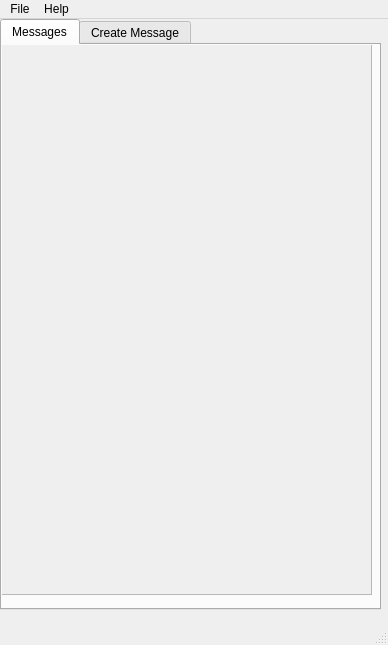
This is FluidNexus/ui/FluidNexusDesktop.ui in zeitkunst/FluidNexus as Qt 5 draws it before an edit. The edited form follows.
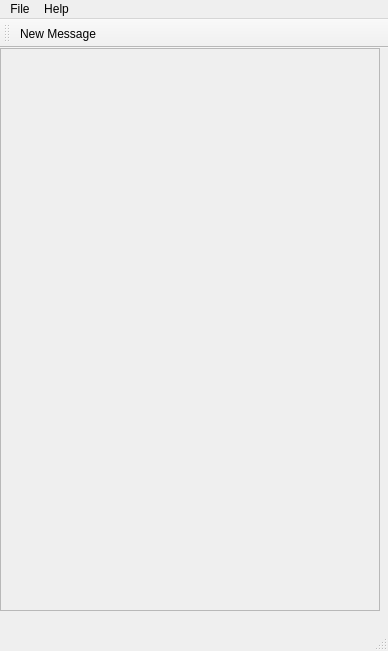
This is the edited form. Icons and pictures are not drawn.

Commit message: -- working more on the interface design

Diff of the .ui file:
```diff
--- a/FluidNexus/ui/FluidNexusDesktop.ui
+++ b/FluidNexus/ui/FluidNexusDesktop.ui
@@ -7,7 +7,7 @@
     <x>0</x>
     <y>0</y>
     <width>388</width>
-    <height>645</height>
+    <height>651</height>
    </rect>
   </property>
   <property name="windowTitle">
@@ -18,44 +18,30 @@
     <normaloff>:/icons/icons/fluid_nexus_icon.png</normaloff>:/icons/icons/fluid_nexus_icon.png</iconset>
   </property>
   <widget class="QWidget" name="centralwidget">
-   <widget class="QTabWidget" name="FluidNexusTabWidget">
+   <widget class="QScrollArea" name="FluidNexusScrollArea">
     <property name="geometry">
      <rect>
       <x>0</x>
       <y>0</y>
-      <width>381</width>
-      <height>591</height>
+      <width>380</width>
+      <height>563</height>
      </rect>
     </property>
-    <property name="currentIndex">
-     <number>0</number>
+    <property name="verticalScrollBarPolicy">
+     <enum>Qt::ScrollBarAsNeeded</enum>
     </property>
-    <widget class="QWidget" name="MessagesTab">
-     <attribute name="title">
-      <string>Messages</string>
-     </attribute>
-     <widget class="QScrollArea" name="FluidNexusScrollArea">
-      <property name="geometry">
-       <rect>
-        <x>-1</x>
-        <y>-1</y>
-        <width>371</width>
-        <height>551</height>
-       </rect>
-      </property>
-      <property name="verticalScrollBarPolicy">
-       <enum>Qt::ScrollBarAsNeeded</enum>
-      </property>
-      <property name="widgetResizable">
-       <bool>true</bool>
-      </property>
-      <widget class="QWidget" name="scrollAreaWidgetContents"/>
-     </widget>
-    </widget>
-    <widget class="QWidget" name="CreateMessageTab">
-     <attribute name="title">
-      <string>Create Message</string>
-     </attribute>
+    <property name="widgetResizable">
+     <bool>true</bool>
+    </property>
+    <widget class="QWidget" name="scrollAreaWidgetContents">
+     <property name="geometry">
+      <rect>
+       <x>0</x>
+       <y>0</y>
+       <width>374</width>
+       <height>557</height>
+      </rect>
+     </property>
     </widget>
    </widget>
   </widget>
@@ -83,6 +69,18 @@
    <addaction name="menuHelp"/>
   </widget>
   <widget class="QStatusBar" name="statusbar"/>
+  <widget class="QToolBar" name="FluidNexusToolbar">
+   <property name="windowTitle">
+    <string>toolBar_2</string>
+   </property>
+   <attribute name="toolBarArea">
+    <enum>TopToolBarArea</enum>
+   </attribute>
+   <attribute name="toolBarBreak">
+    <bool>false</bool>
+   </attribute>
+   <addaction name="actionNewMessage"/>
+  </widget>
   <action name="actionAbout">
    <property name="icon">
     <iconset resource="res/FluidNexus.qrc">
@@ -92,6 +90,21 @@
     <string>About FluidNexus...</string>
    </property>
   </action>
+  <action name="actionNewMessage">
+   <property name="icon">
+    <iconset>
+     <normalon>:/icons/icons/32x32/menu_add.png</normalon>
+    </iconset>
+   </property>
+   <property name="text">
+    <string>New Message...</string>
+   </property>
+  </action>
+  <action name="actionQuit">
+   <property name="text">
+    <string>Quit...</string>
+   </property>
+  </action>
  </widget>
  <resources>
   <include location="res/FluidNexus.qrc"/>
```
Left out of the diff: 3 changed lines with no effect on the pictures. The commit also changes 5 other files.
